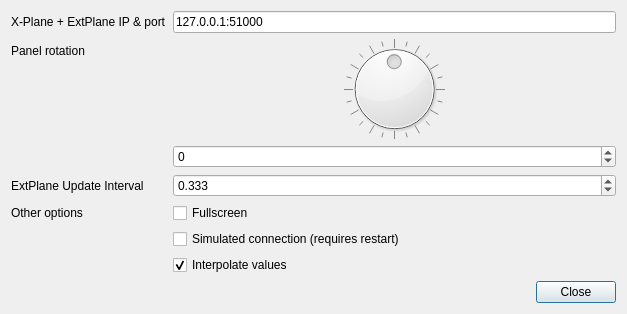
First picture: the form in dialogs/settingsdialog.ui, repository vranki/ExtPlane-Panel, before the edit.
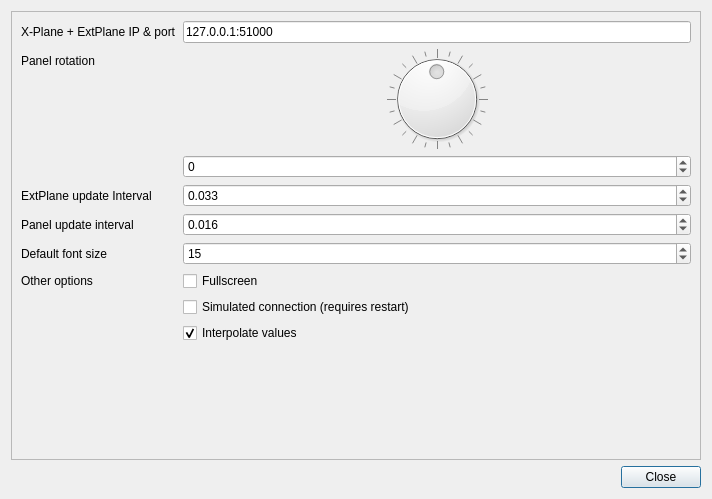
Second picture: the form after the edit.

Patch:
```diff
--- a/dialogs/settingsdialog.ui
+++ b/dialogs/settingsdialog.ui
@@ -6,13 +6,28 @@
    <rect>
     <x>0</x>
     <y>0</y>
-    <width>627</width>
-    <height>303</height>
+    <width>712</width>
+    <height>499</height>
    </rect>
   </property>
   <property name="windowTitle">
    <string>Dialog</string>
   </property>
+  <layout class="QVBoxLayout" name="verticalLayout">
+   <item>
+    <widget class="QScrollArea" name="scrollArea">
+     <property name="widgetResizable">
+      <bool>true</bool>
+     </property>
+     <widget class="QWidget" name="scrollAreaWidgetContents">
+      <property name="geometry">
+       <rect>
+        <x>0</x>
+        <y>0</y>
+        <width>692</width>
+        <height>446</height>
+       </rect>
+      </property>
   <layout class="QFormLayout" name="formLayout">
    <property name="fieldGrowthPolicy">
     <enum>QFormLayout::AllNonFixedFieldsGrow</enum>
@@ -76,28 +91,120 @@
      </property>
     </widget>
    </item>
-   <item row="5" column="1">
+       <item row="3" column="0">
+        <widget class="QLabel" name="label_4">
+         <property name="text">
+          <string>ExtPlane update Interval</string>
+         </property>
+        </widget>
+       </item>
+       <item row="3" column="1">
+        <widget class="QDoubleSpinBox" name="updateIntervalSpinBox">
+         <property name="toolTip">
+          <string>&lt;html&gt;&lt;head/&gt;&lt;body&gt;&lt;p&gt;Update interval of datarefs from ExtPlane in seconds&lt;/p&gt;&lt;p&gt;&lt;br/&gt;&lt;/p&gt;&lt;p&gt;Use as high value as possible. &lt;/p&gt;&lt;/body&gt;&lt;/html&gt;</string>
+         </property>
+         <property name="decimals">
+          <number>3</number>
+         </property>
+         <property name="minimum">
+          <double>0.001000000000000</double>
+         </property>
+         <property name="maximum">
+          <double>10.000000000000000</double>
+         </property>
+         <property name="singleStep">
+          <double>0.010000000000000</double>
+         </property>
+         <property name="value">
+          <double>0.033000000000000</double>
+         </property>
+        </widget>
+       </item>
+       <item row="4" column="0">
+        <widget class="QLabel" name="label_5">
+         <property name="text">
+          <string>Panel update interval</string>
+         </property>
+        </widget>
+       </item>
+       <item row="4" column="1">
+        <widget class="QDoubleSpinBox" name="panelUpdateSpinBox">
+         <property name="toolTip">
+          <string>&lt;html&gt;&lt;head/&gt;&lt;body&gt;&lt;p&gt;Update interval of the panel itself, in seconds. Controls the frame rate directly. Use higher value on slow devices.&lt;/p&gt;&lt;/body&gt;&lt;/html&gt;</string>
+         </property>
+         <property name="decimals">
+          <number>3</number>
+         </property>
+         <property name="minimum">
+          <double>0.001000000000000</double>
+         </property>
+         <property name="maximum">
+          <double>1.000000000000000</double>
+         </property>
+         <property name="singleStep">
+          <double>0.010000000000000</double>
+         </property>
+         <property name="value">
+          <double>0.016000000000000</double>
+         </property>
+        </widget>
+       </item>
+       <item row="5" column="0">
+        <widget class="QLabel" name="label_6">
+         <property name="text">
+          <string>Default font size</string>
+         </property>
+        </widget>
+       </item>
+       <item row="6" column="0">
+        <widget class="QLabel" name="label">
+         <property name="text">
+          <string>Other options</string>
+         </property>
+        </widget>
+       </item>
+       <item row="6" column="1">
     <widget class="QCheckBox" name="fullscreenCheckbox">
      <property name="text">
       <string>Fullscreen</string>
      </property>
     </widget>
    </item>
-   <item row="6" column="1">
+       <item row="7" column="1">
     <widget class="QCheckBox" name="simulateCheckbox">
      <property name="text">
       <string>Simulated connection (requires restart)</string>
      </property>
     </widget>
    </item>
-   <item row="5" column="0">
-    <widget class="QLabel" name="label">
-     <property name="text">
-      <string>Other options</string>
-     </property>
-    </widget>
-   </item>
    <item row="8" column="1">
+        <widget class="QCheckBox" name="interpolateCheckbox">
+         <property name="toolTip">
+          <string>&lt;html&gt;&lt;head/&gt;&lt;body&gt;&lt;p&gt;Makes movement of needles smoother on some instruments.&lt;/p&gt;&lt;p&gt;&lt;br/&gt;&lt;/p&gt;&lt;p&gt;Use with high update interval or disable on slow devices if needed.&lt;/p&gt;&lt;/body&gt;&lt;/html&gt;</string>
+         </property>
+         <property name="text">
+          <string>Interpolate values</string>
+         </property>
+         <property name="checked">
+          <bool>true</bool>
+         </property>
+        </widget>
+       </item>
+       <item row="5" column="1">
+        <widget class="QSpinBox" name="fontSizeSpinBox">
+         <property name="minimum">
+          <number>5</number>
+         </property>
+         <property name="value">
+          <number>15</number>
+         </property>
+        </widget>
+       </item>
+      </layout>
+     </widget>
+    </widget>
+   </item>
+   <item>
     <widget class="QDialogButtonBox" name="buttonBox">
      <property name="orientation">
       <enum>Qt::Horizontal</enum>
@@ -107,42 +214,6 @@
      </property>
     </widget>
    </item>
-   <item row="4" column="0">
-    <widget class="QLabel" name="label_4">
-     <property name="text">
-      <string>ExtPlane Update Interval</string>
-     </property>
-    </widget>
-   </item>
-   <item row="4" column="1">
-    <widget class="QDoubleSpinBox" name="updateIntervalSpinBox">
-     <property name="decimals">
-      <number>3</number>
-     </property>
-     <property name="minimum">
-      <double>0.001000000000000</double>
-     </property>
-     <property name="maximum">
-      <double>10.000000000000000</double>
-     </property>
-     <property name="singleStep">
-      <double>0.010000000000000</double>
-     </property>
-     <property name="value">
-      <double>0.333000000000000</double>
-     </property>
-    </widget>
-   </item>
-   <item row="7" column="1">
-    <widget class="QCheckBox" name="interpolateCheckbox">
-     <property name="text">
-      <string>Interpolate values</string>
-     </property>
-     <property name="checked">
-      <bool>true</bool>
-     </property>
-    </widget>
-   </item>
   </layout>
  </widget>
  <resources/>
```
Lines whose indentation alone changed are shown as unchanged.
